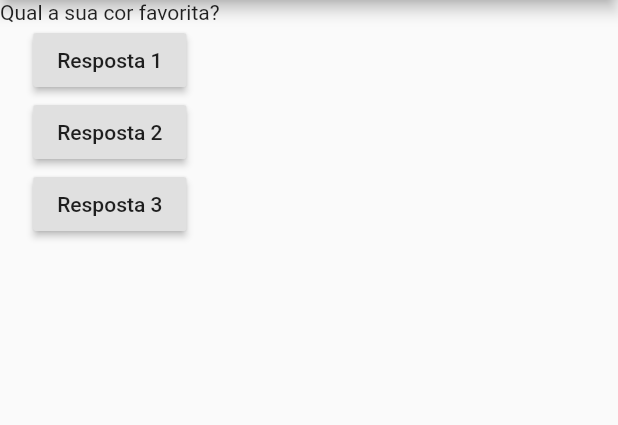
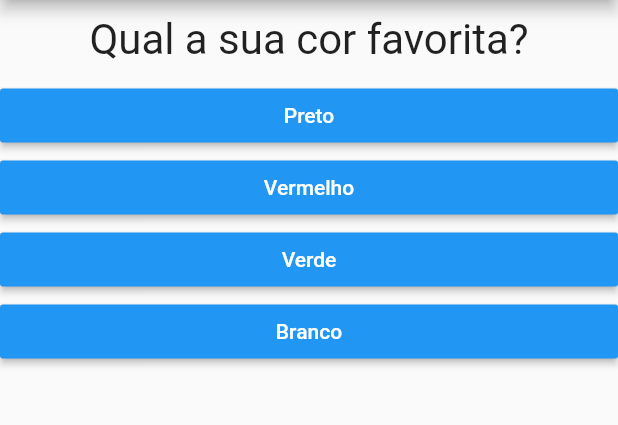
Before and after one commit to GabrielDVpereira/questions_project, a Flutter app: the screen it shows after launch, on a phone screen of 412 x 824 dp, the part 84-509 px from its top. Run offline on Flutter 3.47's test engine with Material 2 defaults, Android fonts, the phone set to English and light mode, and no system bars.

Commit message:
Advanced with the questaion app'

```diff
--- a/lib/main.dart
+++ b/lib/main.dart
@@ -1,48 +1,68 @@
 import 'package:flutter/material.dart';
-import './questao.dart';
+import './resultado.dart';
+import './questionario.dart';
 
 main() => runApp(new PerguntaApp());
 
 class _PerguntaAppState extends State<PerguntaApp> {
-  var perguntaSelecionada = 0;
+  var _perguntaSelecionada = 0;
+  var __pontuacaoTotal = 0;
+  final _perguntas = const [
+    {
+      "texto": 'Qual a sua cor favorita?',
+      "respostas": [
+        {'texto': 'Preto', 'pontuacao': 10},
+        {'texto': 'Vermelho', 'pontuacao': 5},
+        {'texto': 'Verde', 'pontuacao': 3},
+        {'texto': 'Branco', 'pontuacao': 2}
+      ]
+    },
+    {
+      "texto": 'Qual é seu animal favorito?',
+      "respostas": [
+        {'texto': 'Macaco', "pontuacao": 10},
+        {'texto': 'Cobra', "pontuacao": 8},
+        {'texto': 'Gato', "pontuacao": 5},
+        {'texto': 'Cachorro', "pontuacao": 1}
+      ]
+    },
+    {
+      "texto": 'Qual é seu instrutor favorito?',
+      "respostas": [
+        {'texto': 'Maria', 'pontuacao': 10},
+        {'texto': 'João', 'pontuacao': 9},
+        {'texto': 'Pedro', 'pontuacao': 7},
+        {'texto': 'Marcio', 'pontuacao': 2},
+      ]
+    },
+  ];
 
-  void _responder() {
-    setState(() {
-      perguntaSelecionada++;
-    });
-    print(perguntaSelecionada);
+  void _responder(int pontuacao) {
+    if (temPerguntaSelecionada) {
+      setState(() {
+        _perguntaSelecionada++;
+        __pontuacaoTotal += pontuacao;
+      });
+    }
+  }
+
+  bool get temPerguntaSelecionada {
+    return _perguntaSelecionada < _perguntas.length;
   }
 
   @override
   Widget build(BuildContext context) {
-    final perguntas = [
-      'Qual a sua cor favorita?',
-      'Qual é seu animal favorito?'
-    ];
-
     return new MaterialApp(
         home: Scaffold(
-      appBar: AppBar(
-        title: Text("Perguntas"),
-      ),
-      body: Column(
-        children: [
-          Questao(perguntas[perguntaSelecionada]),
-          RaisedButton(
-            child: Text('Resposta 1'),
-            onPressed: _responder,
-          ),
-          RaisedButton(
-            child: Text('Resposta 2'),
-            onPressed: _responder,
-          ),
-          RaisedButton(
-            child: Text('Resposta 3'),
-            onPressed: _responder,
-          ),
-        ],
-      ),
-    ));
+            appBar: AppBar(
+              title: Text("Perguntas"),
+            ),
+            body: temPerguntaSelecionada
+                ? Questionario(
+                    perguntas: _perguntas,
+                    perguntaSelecionada: _perguntaSelecionada,
+                    responder: _responder)
+                : Resultado(__pontuacaoTotal)));
   }
 }
 
--- a/lib/questao.dart
+++ b/lib/questao.dart
@@ -1,10 +1,17 @@
 import 'package:flutter/material.dart';
 
 class Questao extends StatelessWidget {
-  String texto;
+  final String texto;
   Questao(this.texto);
   @override
   Widget build(BuildContext context) {
-    return Text(texto);
+    return Container(
+        width: double.infinity,
+        margin: EdgeInsets.all(10),
+        child: Text(
+          texto,
+          style: TextStyle(fontSize: 28),
+          textAlign: TextAlign.center,
+        ));
   }
 }
--- /dev/null
+++ b/lib/questionario.dart
@@ -0,0 +1,36 @@
+import 'package:flutter/material.dart';
+import './questao.dart';
+import './resposta.dart';
+
+class Questionario extends StatelessWidget {
+  final List<Map<String, Object>> perguntas;
+  final int perguntaSelecionada;
+  final void Function(int) responder;
+
+  Questionario({
+    @required this.perguntas,
+    @required this.perguntaSelecionada,
+    @required this.responder,
+  });
+
+  bool get temPerguntaSelecionada {
+    return perguntaSelecionada < perguntas.length;
+  }
+
+  @override
+  Widget build(BuildContext context) {
+    List<Map<String, Object>> respostas = temPerguntaSelecionada
+        ? perguntas[perguntaSelecionada]['respostas']
+        : null;
+    print(respostas);
+    return Column(
+      children: [
+        Questao(perguntas[perguntaSelecionada]['texto']),
+        ...respostas
+            .map((resp) => Resposta(
+                resp['texto'], () => this.responder(resp['pontuacao'])))
+            .toList()
+      ],
+    );
+  }
+}
--- /dev/null
+++ b/lib/resposta.dart
@@ -0,0 +1,20 @@
+import 'package:flutter/material.dart';
+
+class Resposta extends StatelessWidget {
+  final String resposta;
+  final void Function() onSelecao;
+
+  Resposta(this.resposta, this.onSelecao);
+
+  @override
+  Widget build(BuildContext context) {
+    return Container(
+        width: double.infinity,
+        child: RaisedButton(
+          textColor: Colors.white,
+          color: Colors.blue,
+          child: Text(this.resposta),
+          onPressed: this.onSelecao,
+        ));
+  }
+}
--- /dev/null
+++ b/lib/resultado.dart
@@ -0,0 +1,25 @@
+import 'package:flutter/material.dart';
+
+class Resultado extends StatelessWidget {
+  final int pontuacao;
+  Resultado(this.pontuacao);
+
+  String get respostaResultado {
+    if (pontuacao < 8) {
+      return 'ruim';
+    } else if (pontuacao < 12) {
+      return "voce é bom";
+    } else if (pontuacao <= 22) {
+      return "nivel jedi";
+    }
+  }
+
+  @override
+  Widget build(BuildContext context) {
+    return Center(
+        child: Text(
+      respostaResultado,
+      style: TextStyle(fontSize: 28),
+    ));
+  }
+}
```
